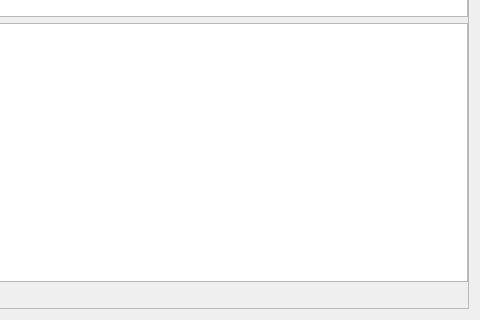
Old version of the form rbhusUI/lib/qt5/folderManager/main.ui in the repository aumanimationstudios/rbhus; both pictures show x 815 to 1295 and y 282 to 602 of the 1295 by 602 pixel window.
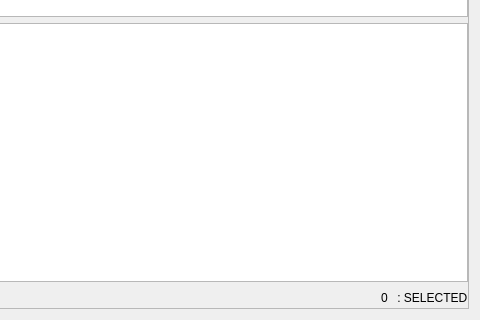
New version of the form.

```diff
--- a/rbhusUI/lib/qt5/folderManager/main.ui
+++ b/rbhusUI/lib/qt5/folderManager/main.ui
@@ -302,6 +302,20 @@
            </property>
           </spacer>
          </item>
+         <item>
+          <widget class="QLabel" name="labelSelected">
+           <property name="text">
+            <string>0</string>
+           </property>
+          </widget>
+         </item>
+         <item>
+          <widget class="QLabel" name="label_3">
+           <property name="text">
+            <string> : SELECTED</string>
+           </property>
+          </widget>
+         </item>
         </layout>
        </item>
        <item>
```
Left out of the diff: 15 changed lines with no effect on the pictures.
